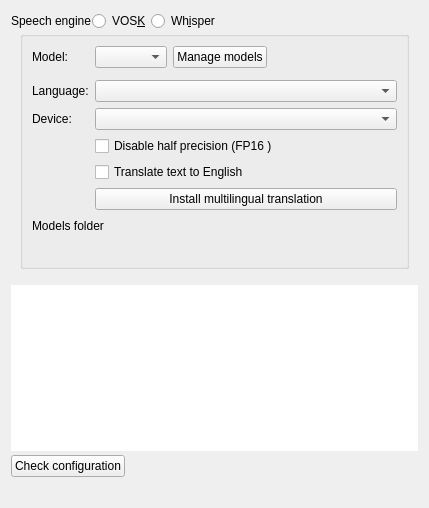
Above: src/ui/configspeech_ui.ui from KDE/kdenlive before the change. Below: the same form after it.
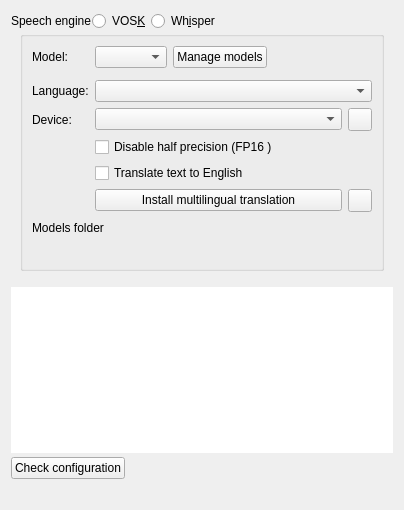
That is the form after the change. Icons and pictures are not drawn. Custom widgets are drawn as their Qt base class.

Commit message: Fix threading issue in seamless install, add context info buttons to settings page

The edit to the form file:
```diff
--- a/src/ui/configspeech_ui.ui
+++ b/src/ui/configspeech_ui.ui
@@ -10,8 +10,8 @@
    <rect>
     <x>0</x>
     <y>0</y>
-    <width>429</width>
-    <height>508</height>
+    <width>404</width>
+    <height>510</height>
    </rect>
   </property>
   <property name="sizePolicy">
@@ -235,12 +235,19 @@
            </widget>
           </item>
           <item row="3" column="1">
+           <layout class="QHBoxLayout" name="horizontalLayout_5">
+            <item>
            <widget class="QComboBox" name="combo_wr_device">
             <property name="sizeAdjustPolicy">
              <enum>QComboBox::SizeAdjustPolicy::AdjustToContents</enum>
             </property>
            </widget>
           </item>
+            <item>
+             <widget class="KContextualHelpButton" name="whisper_device_info"/>
+            </item>
+           </layout>
+          </item>
           <item row="4" column="1">
            <widget class="QCheckBox" name="kcfg_whisperDisableFP16">
             <property name="text">
@@ -264,6 +271,9 @@
               </property>
              </widget>
             </item>
+            <item>
+             <widget class="KContextualHelpButton" name="seamless_device_info"/>
+            </item>
            </layout>
           </item>
           <item row="7" column="0" colspan="2">
@@ -409,6 +419,11 @@
    <header>kurlrequester.h</header>
    <container>1</container>
   </customwidget>
+  <customwidget>
+   <class>KContextualHelpButton</class>
+   <extends>QToolButton</extends>
+   <header>kcontextualhelpbutton.h</header>
+  </customwidget>
   <customwidget>
    <class>KMessageWidget</class>
    <extends>QFrame</extends>
```
Lines whose indentation alone changed are shown as unchanged. The commit also changes 5 other files.
